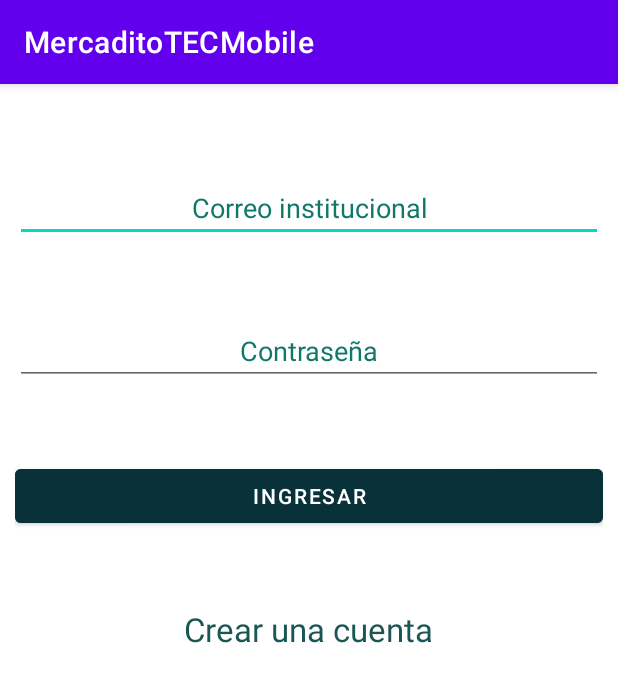
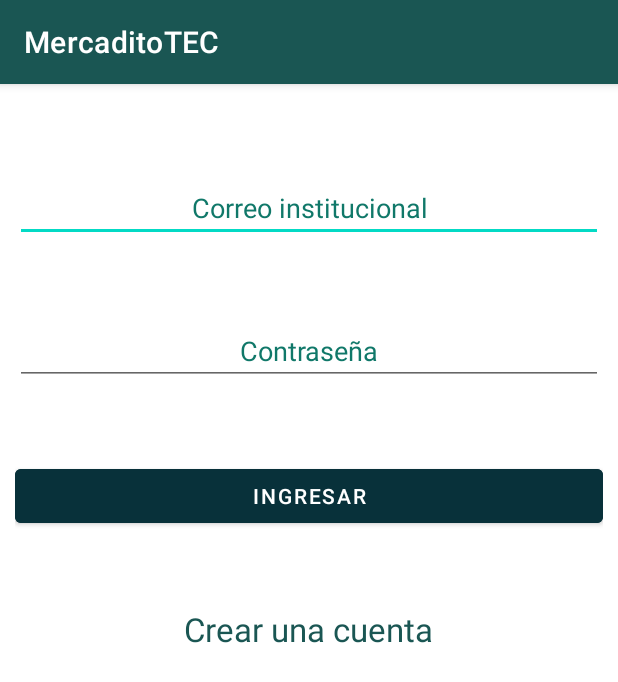
Before and after one commit to Jonathana1106/MercaditoTEC, an Android app: the screen it shows after launch (LogIn), on a phone screen of 412 x 824 dp. Shown: the top 682 px of the screen. Run offline under Robolectric (Android 15) with nearby library versions, the phone set to English and light mode, and no system bars.

Commit message:
Tema
Agregando paleta de colores disponibles

```diff
--- a/MercaditoTECMobile/app/src/main/java/com/teammsn/mercaditotecmobile/LogIn.java
+++ b/MercaditoTECMobile/app/src/main/java/com/teammsn/mercaditotecmobile/LogIn.java
@@ -39,7 +39,7 @@ public class LogIn extends AppCompatActivity {
         signin = (Button) findViewById(R.id.btnsignin);
         signup = (TextView) findViewById(R.id.btnsignup);
 
-        //
+        // Se asigna la funcionalidad del boton iniciar sesion.
         signin.setOnClickListener(new View.OnClickListener() {
             @Override
             public void onClick(View v) {
--- a/MercaditoTECMobile/app/src/main/res/values-night/themes.xml
+++ b/MercaditoTECMobile/app/src/main/res/values-night/themes.xml
@@ -2,9 +2,9 @@
     <!-- Base application theme. -->
     <style name="Theme.MercaditoTECMobile" parent="Theme.MaterialComponents.DayNight.DarkActionBar">
         <!-- Primary brand color. -->
-        <item name="colorPrimary">@color/purple_200</item>
-        <item name="colorPrimaryVariant">@color/purple_700</item>
-        <item name="colorOnPrimary">@color/black</item>
+        <item name="colorPrimary">@color/forest_green3</item>
+        <item name="colorPrimaryVariant">@color/forest_green3</item>
+        <item name="colorOnPrimary">@color/forest_green3</item>
         <!-- Secondary brand color. -->
         <item name="colorSecondary">@color/teal_200</item>
         <item name="colorSecondaryVariant">@color/teal_200</item>
--- a/MercaditoTECMobile/app/src/main/res/values/colors.xml
+++ b/MercaditoTECMobile/app/src/main/res/values/colors.xml
@@ -1,10 +1,14 @@
 <?xml version="1.0" encoding="utf-8"?>
 <resources>
-    <color name="purple_200">#FFBB86FC</color>
-    <color name="purple_500">#FF6200EE</color>
-    <color name="purple_700">#FF3700B3</color>
+    <color name="forest_greenA">#08313A</color>
+    <color name="green0">#104210</color>
+    <color name="forest_green3">#1A5653</color>
+    <color name="teal_green">#107869</color>
+    <color name="teal_700">#FF018786</color>
     <color name="teal_200">#FF03DAC5</color>
-    <color name="teal_700">#FF018786</color>
+    <color name="lime_green">#5CD85A</color>
+    <color name="lime_greenE">#719F1E</color>
+    <color name="kelly_green">#4A7212</color>
     <color name="black">#FF000000</color>
     <color name="white">#FFFFFFFF</color>
 </resources>
--- a/MercaditoTECMobile/app/src/main/res/values/strings.xml
+++ b/MercaditoTECMobile/app/src/main/res/values/strings.xml
@@ -1,5 +1,5 @@
 <resources>
-    <string name="app_name">MercaditoTECMobile</string>
+    <string name="app_name">MercaditoTEC</string>
     <string name="title_activity_main">MainActivity</string>
     <!-- Strings used for fragments for navigation -->
     <string name="first_fragment_label">First Fragment</string>
--- a/MercaditoTECMobile/app/src/main/res/values/themes.xml
+++ b/MercaditoTECMobile/app/src/main/res/values/themes.xml
@@ -2,8 +2,8 @@
     <!-- Base application theme. -->
     <style name="Theme.MercaditoTECMobile" parent="Theme.MaterialComponents.DayNight.DarkActionBar">
         <!-- Primary brand color. -->
-        <item name="colorPrimary">@color/purple_500</item>
-        <item name="colorPrimaryVariant">@color/purple_700</item>
+        <item name="colorPrimary">@color/forest_green3</item>
+        <item name="colorPrimaryVariant">@color/forest_greenA</item>
         <item name="colorOnPrimary">@color/white</item>
         <!-- Secondary brand color. -->
         <item name="colorSecondary">@color/teal_200</item>
```
